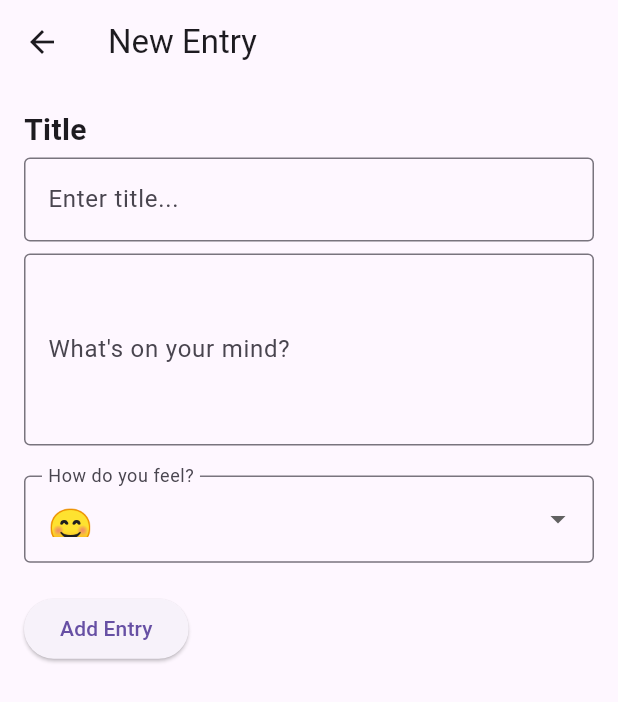
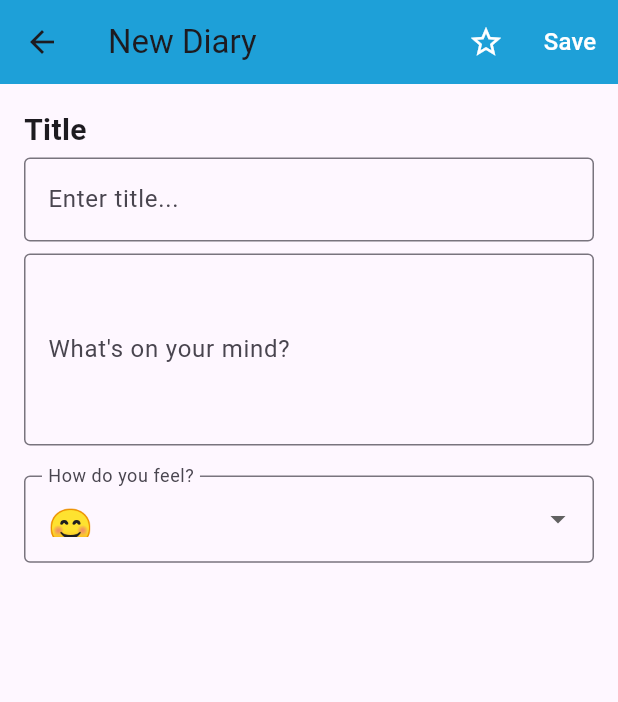
Before and after one commit to Aqilah87/MyDiary_CSC660Indv, a Flutter app: the EntryFormPage screen opened directly, on a phone screen of 412 x 824 dp. Shown: the top 702 px of the screen. Run offline on Flutter 3.47's test engine with Material 3 defaults, Android fonts, the phone set to English and light mode, and no system bars.

Commit message:
add fv button and change save button

```diff
--- a/lib/pages/entry_form_page.dart
+++ b/lib/pages/entry_form_page.dart
@@ -14,6 +14,7 @@ class _EntryFormPageState extends State<EntryFormPage> {
   final _textController = TextEditingController();
   final _titleController = TextEditingController();
   String _selectedEmoji = '😊';
+  bool isFavorite = false;
 
   @override
   void initState() {
@@ -46,8 +47,34 @@ class _EntryFormPageState extends State<EntryFormPage> {
   Widget build(BuildContext context) {
     return Scaffold(
       appBar: AppBar(
-        title: Text(widget.entry == null ? 'New Entry' : 'Edit Entry'),
-      ),
+        title: Text(widget.entry == null ? 'New Diary' : 'Edit Entry'),
+        backgroundColor: const Color.fromARGB(255, 30, 160, 216),
+
+        actions: [
+          // IconButton for favorite toggle
+          IconButton(
+            icon: Icon(
+              isFavorite ? Icons.star : Icons.star_border,
+              color: isFavorite ? Colors.yellow[700] : Colors.white,
+              ),
+            onPressed: () {
+              setState(() {
+                isFavorite = !isFavorite;
+              });
+            },
+          ),
+
+          // TextButton for saving the entry
+          TextButton(
+            onPressed: _submitEntry,
+            child: Text(
+              widget.entry == null ? 'Save' : 'Update',
+              style: TextStyle(color: Colors.white, fontSize: 16),
+            ),
+          ),
+        ],
+
+                ),
 
       body: Padding(
         padding: const EdgeInsets.all(16.0),
@@ -94,11 +121,6 @@ class _EntryFormPageState extends State<EntryFormPage> {
                 border: OutlineInputBorder(),
               ),
             ),
-            SizedBox(height: 20),
-            ElevatedButton(
-              onPressed: _submitEntry,
-              child: Text(widget.entry == null ? 'Add Entry' : 'Update Entry'),
-            ),
           ],
         ),
       ),
--- a/pubspec.yaml
+++ b/pubspec.yaml
@@ -11,7 +11,7 @@ environment:
 dependencies:
   flutter:
     sdk: flutter
-  intl: ^0.18.1
+  intl: ^0.20.2
 
 dev_dependencies:
   flutter_test:
```
Also changed, not shown: lib/pages/home_page.dart (+16 -10 lines), pubspec.lock.
